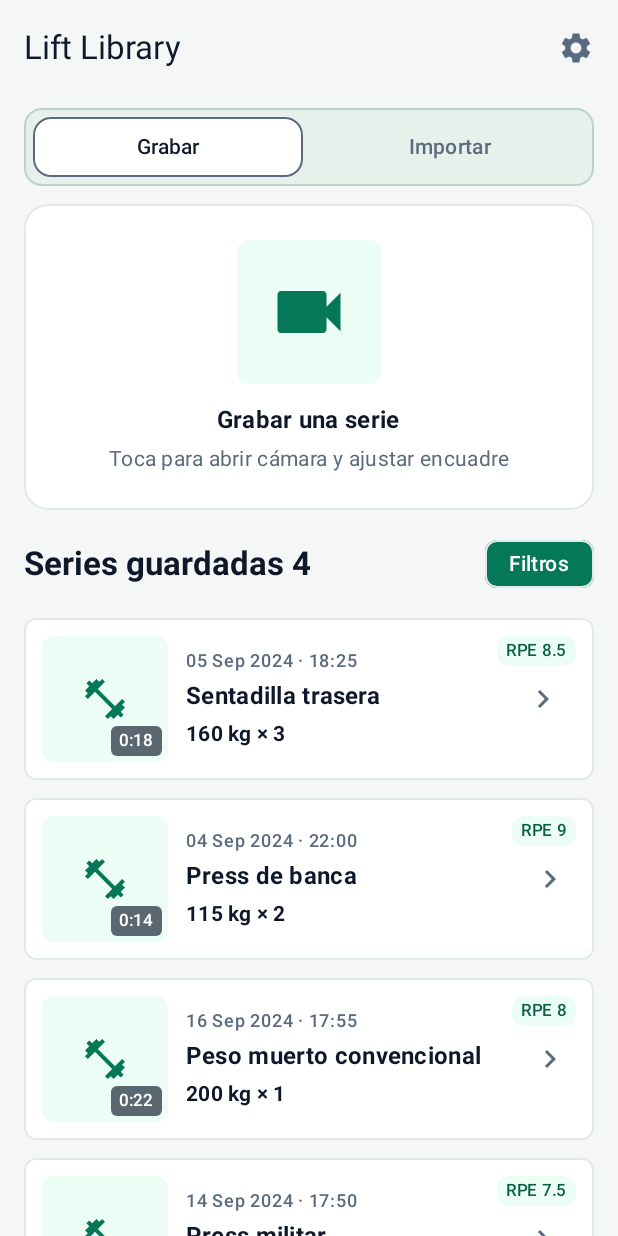
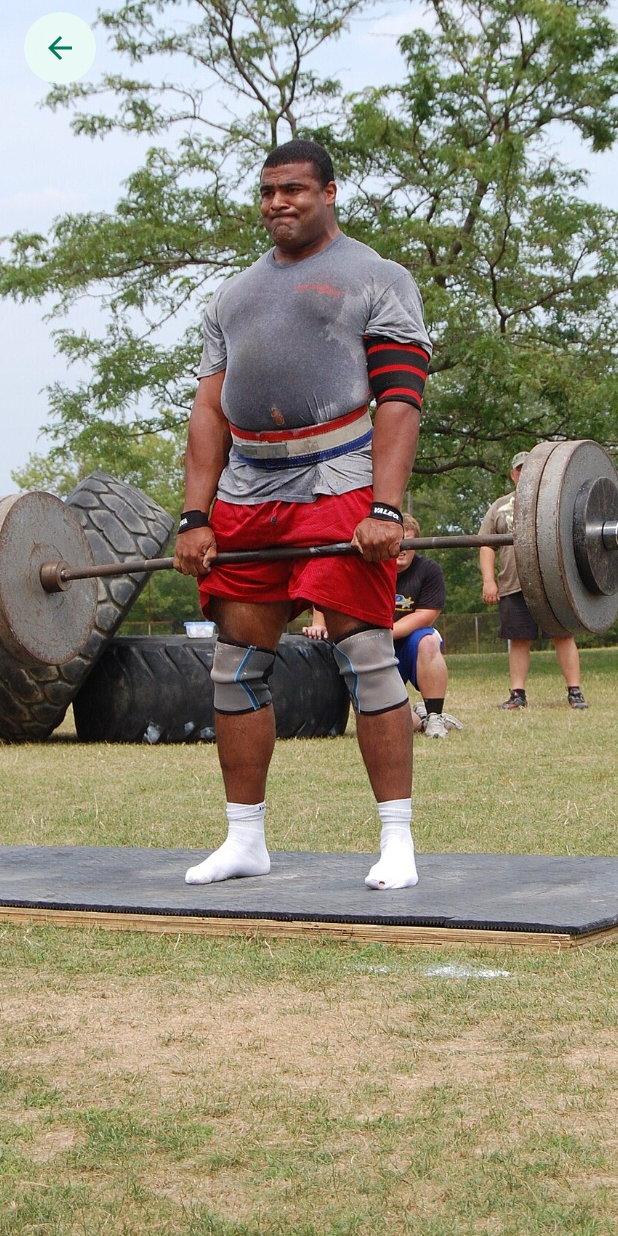
Before and after one commit to JuanCarlosLF/set-lens-android, an Android app built with Jetpack Compose: the screen it shows after launch (MainActivity), after a tap on "Grabar una serie", on a phone screen of 412 x 824 dp. Run offline under Robolectric (Android 15) with nearby library versions, the phone set to English and light mode, and no system bars; our stand-ins replace Navigation 3.

Commit message:
[STL-2]: Add initial Recording destination

```diff
--- a/Project/app/src/main/java/com/jclopez/setlens/presentation/navigation/HomeNavigation.kt
+++ b/Project/app/src/main/java/com/jclopez/setlens/presentation/navigation/HomeNavigation.kt
@@ -7,10 +7,14 @@ import androidx.navigation3.runtime.entryProvider
 import androidx.navigation3.runtime.rememberNavBackStack
 import androidx.navigation3.ui.NavDisplay
 import com.jclopez.setlens.presentation.screen.home.HomeScreen
+import com.jclopez.setlens.presentation.screen.recording.RecordingScreen
 import kotlinx.serialization.Serializable
 
 @Serializable
 data object Home : NavKey
+
+@Serializable
+data object Recording : NavKey
 
 @Composable
 fun HomeNavigationHost(modifier: Modifier = Modifier) {
@@ -21,7 +25,18 @@ fun HomeNavigationHost(modifier: Modifier = Modifier) {
         modifier = modifier,
         entryProvider = entryProvider {
             entry<Home> {
-                HomeScreen()
+                HomeScreen(
+                    onCaptureClick = { backStack.add(Recording) },
+                )
+            }
+            entry<Recording> {
+                RecordingScreen(
+                    onBack = {
+                        if (backStack.size > 1) {
+                            backStack.removeLast()
+                        }
+                    },
+                )
             }
         },
     )
--- /dev/null
+++ b/Project/app/src/main/java/com/jclopez/setlens/presentation/screen/component/BackButton.kt
@@ -0,0 +1,51 @@
+package com.jclopez.setlens.presentation.screen.component
+
+import androidx.compose.foundation.layout.heightIn
+import androidx.compose.foundation.layout.size
+import androidx.compose.foundation.layout.widthIn
+import androidx.compose.material.icons.Icons
+import androidx.compose.material.icons.automirrored.filled.ArrowBack
+import androidx.compose.material3.FilledIconButton
+import androidx.compose.material3.Icon
+import androidx.compose.material3.IconButtonDefaults
+import androidx.compose.material3.MaterialTheme
+import androidx.compose.runtime.Composable
+import androidx.compose.ui.Modifier
+import androidx.compose.ui.res.dimensionResource
+import androidx.compose.ui.res.stringResource
+import androidx.compose.ui.tooling.preview.Preview
+import com.jclopez.setlens.R
+import com.jclopez.setlens.presentation.theme.SetLensTheme
+
+@Composable
+fun BackButton(
+    onClick: () -> Unit,
+    modifier: Modifier = Modifier,
+) {
+    FilledIconButton(
+        onClick = onClick,
+        modifier = modifier
+            .widthIn(min = dimensionResource(R.dimen.back_button_min_width))
+            .heightIn(min = dimensionResource(R.dimen.back_button_min_height)),
+        shape = MaterialTheme.shapes.extraLarge,
+        colors = IconButtonDefaults.filledIconButtonColors(
+            containerColor = MaterialTheme.colorScheme.primaryContainer.copy(alpha = 0.85f),
+            contentColor = MaterialTheme.colorScheme.primary,
+        ),
+    ) {
+        Icon(
+            modifier = Modifier.size(dimensionResource(R.dimen.icon_size_medium)),
+            imageVector = Icons.AutoMirrored.Filled.ArrowBack,
+            contentDescription = stringResource(R.string.back_description),
+            tint = MaterialTheme.colorScheme.primary,
+        )
+    }
+}
+
+@Preview
+@Composable
+private fun BackButtonPreview() {
+    SetLensTheme {
+        BackButton(onClick = {})
+    }
+}
--- a/Project/app/src/main/java/com/jclopez/setlens/presentation/screen/home/HomeScreen.kt
+++ b/Project/app/src/main/java/com/jclopez/setlens/presentation/screen/home/HomeScreen.kt
@@ -37,6 +37,7 @@ fun HomeScreen(
     modifier: Modifier = Modifier,
     onSettingsClick: () -> Unit = {},
     onCaptureClick: () -> Unit = {},
+    onImportClick: () -> Unit = {},
     onFilterClick: () -> Unit = {},
     onRecordedSetClick: (RecordedSet) -> Unit = {},
     viewModel: HomeViewModel = koinViewModel(),
@@ -49,6 +50,7 @@ fun HomeScreen(
         onModeSelected = viewModel::onModeSelected,
         onSettingsClick = onSettingsClick,
         onCaptureClick = onCaptureClick,
+        onImportClick = onImportClick,
         onFilterClick = onFilterClick,
         onRecordedSetClick = onRecordedSetClick,
     )
@@ -62,6 +64,7 @@ fun HomeScreenContent(
     onModeSelected: (CaptureMode) -> Unit = {},
     onSettingsClick: () -> Unit = {},
     onCaptureClick: () -> Unit = {},
+    onImportClick: () -> Unit = {},
     onFilterClick: () -> Unit = {},
     onRecordedSetClick: (RecordedSet) -> Unit = {},
 ) {
@@ -106,7 +109,13 @@ fun HomeScreenContent(
             item(key = "capture-action") {
                 CaptureActionCard(
                     isRecordingMode = uiState.selectedMode == CaptureMode.RECORD,
-                    onClick = onCaptureClick,
+                    onClick = {
+                        if (uiState.selectedMode == CaptureMode.RECORD) {
+                            onCaptureClick()
+                        } else {
+                            onImportClick()
+                        }
+                    },
                 )
             }
             item(key = "saved-header") {
--- /dev/null
+++ b/Project/app/src/main/java/com/jclopez/setlens/presentation/screen/recording/RecordingScreen.kt
@@ -0,0 +1,48 @@
+package com.jclopez.setlens.presentation.screen.recording
+
+import androidx.compose.foundation.layout.Box
+import androidx.compose.foundation.layout.fillMaxSize
+import androidx.compose.foundation.layout.statusBarsPadding
+import androidx.compose.runtime.Composable
+import androidx.compose.ui.Alignment
+import androidx.compose.ui.Modifier
+import androidx.compose.ui.tooling.preview.Preview
+import com.jclopez.setlens.presentation.screen.recording.component.RecordingHeader
+import com.jclopez.setlens.presentation.screen.recording.component.RecordingPreviewPlaceholder
+import com.jclopez.setlens.presentation.theme.SetLensTheme
+
+@Composable
+fun RecordingScreen(
+    modifier: Modifier = Modifier,
+    onBack: () -> Unit,
+) {
+    RecordingScreenContent(
+        modifier = modifier,
+        onBack = onBack,
+    )
+}
+
+@Composable
+fun RecordingScreenContent(
+    modifier: Modifier = Modifier,
+    onBack: () -> Unit,
+    preview: @Composable (Modifier) -> Unit = { RecordingPreviewPlaceholder(it) },
+) {
+    Box(modifier = modifier.fillMaxSize()) {
+        preview(Modifier.fillMaxSize())
+        RecordingHeader(
+            modifier = Modifier
+                .align(Alignment.TopCenter)
+                .statusBarsPadding(),
+            onBack = onBack,
+        )
+    }
+}
+
+@Preview(name = "Recording initial surface", widthDp = 360, heightDp = 720)
+@Composable
+private fun RecordingScreenPreview() {
+    SetLensTheme {
+        RecordingScreenContent(onBack = {})
+    }
+}
--- /dev/null
+++ b/Project/app/src/main/java/com/jclopez/setlens/presentation/screen/recording/component/RecordingHeader.kt
@@ -0,0 +1,39 @@
+package com.jclopez.setlens.presentation.screen.recording.component
+
+import androidx.compose.foundation.layout.Row
+import androidx.compose.foundation.layout.fillMaxWidth
+import androidx.compose.foundation.layout.padding
+import androidx.compose.runtime.Composable
+import androidx.compose.ui.Alignment
+import androidx.compose.ui.Modifier
+import androidx.compose.ui.res.dimensionResource
+import androidx.compose.ui.tooling.preview.Preview
+import com.jclopez.setlens.R
+import com.jclopez.setlens.presentation.screen.component.BackButton
+import com.jclopez.setlens.presentation.theme.SetLensTheme
+
+@Composable
+fun RecordingHeader(
+    onBack: () -> Unit,
+    modifier: Modifier = Modifier,
+) {
+    Row(
+        modifier = modifier
+            .fillMaxWidth()
+            .padding(
+                horizontal = dimensionResource(R.dimen.padding_s),
+                vertical = dimensionResource(R.dimen.gap_s),
+            ),
+        verticalAlignment = Alignment.CenterVertically,
+    ) {
+        BackButton(onClick = onBack)
+    }
+}
+
+@Preview(name = "Recording header", widthDp = 360, heightDp = 64)
+@Composable
+private fun RecordingHeaderPreview() {
+    SetLensTheme {
+        RecordingHeader(onBack = {})
+    }
+}
--- /dev/null
+++ b/Project/app/src/main/java/com/jclopez/setlens/presentation/screen/recording/component/RecordingPreviewPlaceholder.kt
@@ -0,0 +1,30 @@
+package com.jclopez.setlens.presentation.screen.recording.component
+
+import androidx.compose.foundation.Image
+import androidx.compose.foundation.layout.fillMaxSize
+import androidx.compose.runtime.Composable
+import androidx.compose.ui.Modifier
+import androidx.compose.ui.layout.ContentScale
+import androidx.compose.ui.res.painterResource
+import androidx.compose.ui.res.stringResource
+import androidx.compose.ui.tooling.preview.Preview
+import com.jclopez.setlens.R
+import com.jclopez.setlens.presentation.theme.SetLensTheme
+
+@Composable
+fun RecordingPreviewPlaceholder(modifier: Modifier = Modifier) {
+    Image(
+        painter = painterResource(R.drawable.recording_preview_photo),
+        contentDescription = stringResource(R.string.recording_preview_placeholder),
+        contentScale = ContentScale.Crop,
+        modifier = modifier.fillMaxSize(),
+    )
+}
+
+@Preview(name = "Recording preview", widthDp = 360, heightDp = 240)
+@Composable
+private fun RecordingPreviewPlaceholderPreview() {
+    SetLensTheme {
+        RecordingPreviewPlaceholder()
+    }
+}
--- a/Project/app/src/main/res/values/dimens.xml
+++ b/Project/app/src/main/res/values/dimens.xml
@@ -25,4 +25,9 @@
     <dimen name="home_series_thumbnail_icon_size">32dp</dimen>
     <dimen name="home_series_thumbnail_badge_horizontal_padding">5dp</dimen>
     <dimen name="home_series_thumbnail_badge_vertical_padding">2dp</dimen>
+
+    <!-- Recording -->
+    <dimen name="back_button_min_width">48dp</dimen>
+    <dimen name="back_button_min_height">48dp</dimen>
+    <dimen name="icon_size_medium">24dp</dimen>
 </resources>
--- a/Project/app/src/main/res/values/strings.xml
+++ b/Project/app/src/main/res/values/strings.xml
@@ -14,4 +14,8 @@
     <string name="home_filter_label">Filtros</string>
     <string name="home_rpe_label">RPE %1$s</string>
     <string name="home_load_repetitions_format">%1$s kg × %2$s</string>
+
+    <!-- Recording -->
+    <string name="back_description">Volver</string>
+    <string name="recording_preview_placeholder">Vista previa de grabación</string>
 </resources>
```
Also changed, not shown: Project/app/src/main/res/drawable-nodpi/recording_preview_photo.jpg (added), 2 other files.
